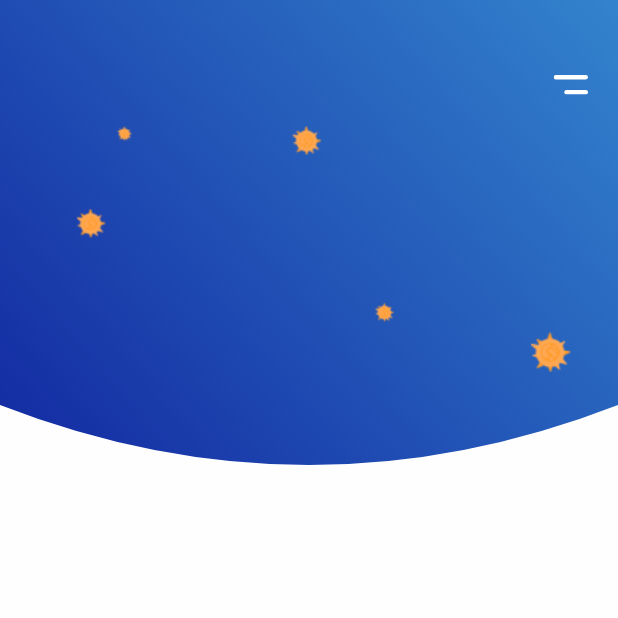
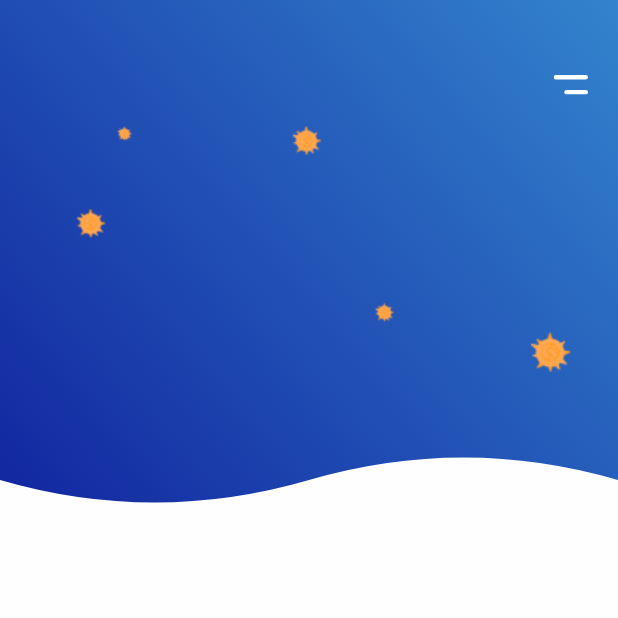
Before and after one commit to shanerbo/covid19, a Flutter app: the screen it shows after launch, on a phone screen of 412 x 824 dp, the top half of it. Run offline on Flutter 3.47's test engine with Material 2 defaults, Android fonts, the phone set to English and light mode, and no system bars; our stand-ins replace flutter_svg.

Commit message:
understand quadraticBezier

```diff
--- a/lib/main.dart
+++ b/lib/main.dart
@@ -65,10 +65,13 @@ class HomeScreen extends StatelessWidget {
 class MyClipper extends CustomClipper<Path> {
   @override
   getClip(Size size) {
+    print(size);
     var path = Path();
-    path.lineTo(0, size.height - 80);
+    path.lineTo(0, size.height-30);
     path.quadraticBezierTo(
-        size.width / 2, size.height, size.width, size.height - 80);
+        size.width / 4, size.height, size.width / 2, size.height - 30);
+    path.quadraticBezierTo(
+        3 * size.width / 4, size.height - 60, size.width, size.height-30);
     path.lineTo((size.width), 0);
     path.close();
     return path;
```
